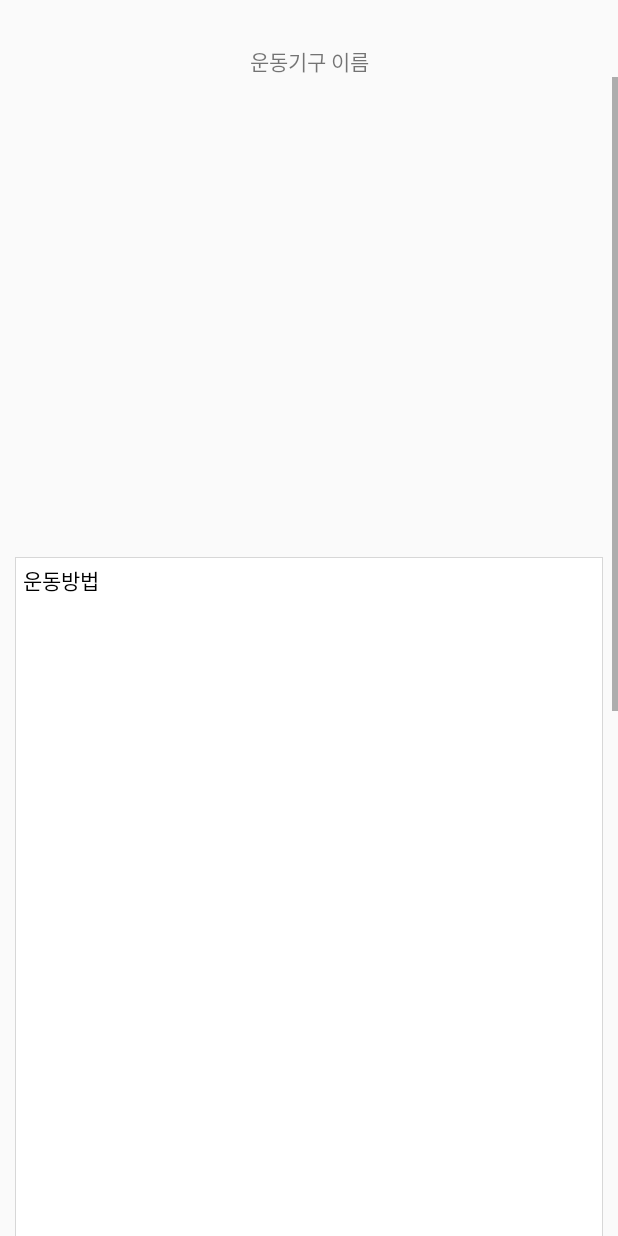
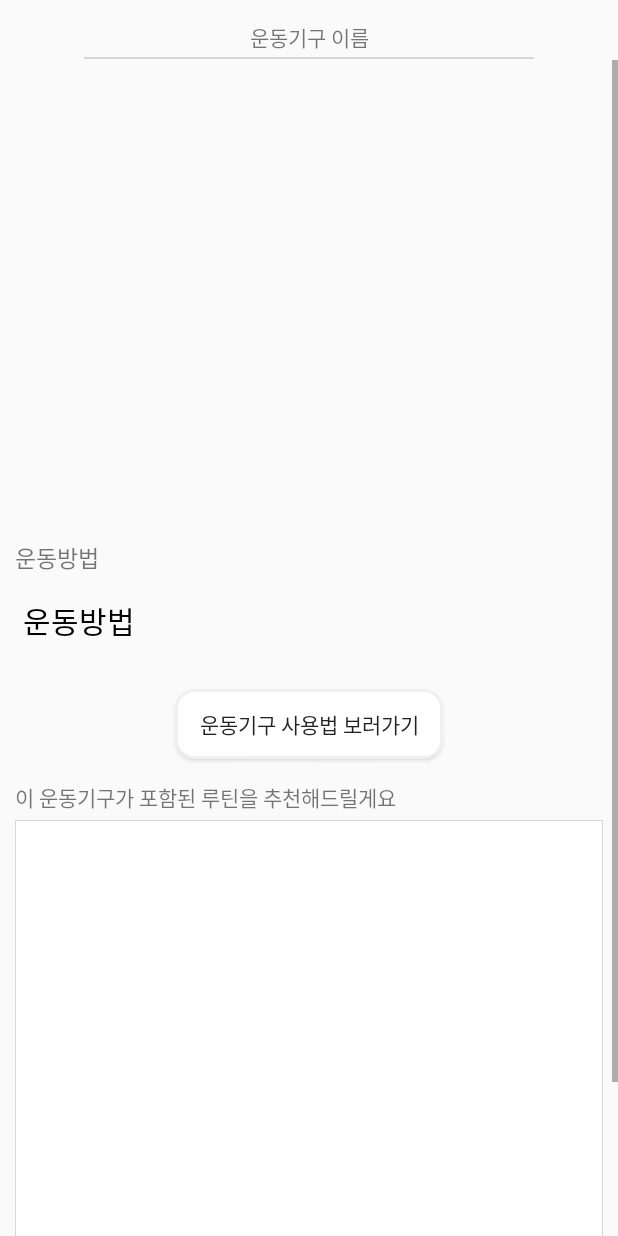
Before and after one commit to kangyekwon/Hey-you-can-work-out-too, an Android app: the SubActivity screen opened directly, with no data from a screen before it, on a phone screen of 412 x 824 dp. Run offline under Robolectric (Android 15) with nearby library versions, the light colour scheme and no system bars; 28 statements that could not run were skipped.

Commit message:
layout design 3rd

```diff
--- a/android/app/src/main/java/org/tensorflow/lite/examples/detection/SubActivity.java
+++ b/android/app/src/main/java/org/tensorflow/lite/examples/detection/SubActivity.java
@@ -17,6 +17,7 @@ import android.view.ViewGroup;
 import android.widget.Button;
 import android.widget.GridView;
 import android.widget.ListView;
+import android.widget.ScrollView;
 import android.widget.TextView;
 import android.widget.BaseAdapter;
 import android.widget.ImageView;
@@ -125,7 +126,19 @@ public class SubActivity extends Activity {
                 "\n\n주의점 : 팔꿈치가 어깨보다 더 높게 올라가지 않게 한다 ";
 
 
-        private String a8 = "\n기구 이름 : 레그프레스" +
+        private String a8 = "\n기구 이름 : 레그익스텐션 " +
+                "\n주운동 부위 :허벅지 앞 " +
+                "\n부운동부위 : 대퇴사두근 " +
+                "\n\n운동 방법 : " +
+                "\n1.등받이에 등을 대고 손잡이를 잡은 다음, 발목을 어깨너비보다 좁게 벌려서 롤패드에 고정시킨다" +
+                "\n2.다리를 들어올려 무릎을 펴서 허벅지 근육을 수축시킨다 " +
+                "\n3.천천히 저항을 느끼면서 다리를 내리며 긴장을 유지한다 " +
+                "\n*또한 두 다리의 근력 수준 차이를 극복하기 위해 한 발씩 실시해도 좋은 운동 " +
+                "\n\n효과 :허벅지 전면 근육을 발달시키는 운동이다. 여성의 경우, 적당한 무게로 횟수를 늘려 실시하면 탄력 있는 허벅지를 만드는 데 효과적이다" +
+                "\n\n주의점 :상체에 반동이 일어나지 않도록 천천히 실시";
+
+
+        private String a9 = "\n기구 이름 : 레그프레스" +
                 "\n주운동 부위 : 대퇴사두근 " +
                 "\n부운동부위 : 대둔근 , 슬굴곡근" +
                 "\n\n운동 방법 : " +
@@ -136,7 +149,7 @@ public class SubActivity extends Activity {
                 "\n\n효과 :대퇴사두근과 둔근을 강화시켜주는 대표적이고 필수적인 하체 운동이다. 초보자가 실시하기에 가장 적당한 하체 운동이며 스쿼트에 비해 허리에 가해지는 부하가 적어 비교적 무거운 무게로 운동을 할 수 있는 장점이 있다" +
                 "\n\n주의점 : 무릎을 완전히 펴지 말고 약간 구부려주는 것이 운동 효과에 좋다, 엉덩이와 허리가 항상 기구에 밀착해 있어야 한다.";
 
-        private String a9 = "\n기구 이름 : 레그컬머신" +
+        private String a10 = "\n기구 이름 : 레그컬머신" +
                 "\n주운동 부위 : 넙다리뒤근육(햄스트링)" +
                 "\n부운동부위 : 종아리근육" +
                 "\n\n운동 방법 : " +
@@ -147,7 +160,7 @@ public class SubActivity extends Activity {
                 "\n\n효과 : 대퇴후면의 슬굴곡근을 발달시키기 위한 운동이다. 스탠딩 레그 컬보다 많은 중량을 들 수 있는 것이 장점으로, 하체 근력이 약한 사람에게 필수적인 운동이다" +
                 "\n\n주의점 :엉덩이가 들리지 않게한다 , 반동을 주지 않는다 ";
 
-        private String a10 = "\n기구 이름 : 시티드딥스" +
+        private String a11 = "\n기구 이름 : 시티드딥스" +
                 "\n주운동 부위 : 가슴(대흉근) 하부" +
                 "\n부운동부위 : 상완삼두근과 전면 삼각근" +
                 "\n\n운동 방법 : " +
@@ -158,7 +171,7 @@ public class SubActivity extends Activity {
                 "\n\n주의점 : 상체를 앞으로 살짝 숙일때 허리, 가슴은 꼭 펴줘야한다, 어깨각도에 주의해야한다";
 
 
-        private String a11 = "\n기구 이름 : 숄더프레스머신" +
+        private String a12 = "\n기구 이름 : 숄더프레스머신" +
                 "\n주운동 부위 : 삼각근(어깨)" +
                 "\n부운동부위 : 상완삼두근 , 승모근 상부" +
                 "\n\n운동 방법 : " +
@@ -171,7 +184,7 @@ public class SubActivity extends Activity {
                 "\n\n주의점 :바가 지나치게 내려오게 되면 어깨에 부상을 유발할 수 있으므로 귀 높이까지만 동작한다"+
                 "\n*중력 방향에 대한 저항만이 근육에 가해지기 때문에 다양한 자극을 부여하기는 어려운 점이 있다";
 
-        private String a12 = "\n기구 이름 : 스미스머신(1번은 가슴, 2번은 하체운동)" +
+        private String a13 = "\n기구 이름 : 스미스머신(1번은 가슴, 2번은 하체운동)" +
                 "\n\n1번\n주운동 부위 : 흉근(가슴)" +
                 "\n\n운동 방법 : " +
                 "\n1.봉이 내려올때 가슴 위쪽에 닿게 셋팅한 후 벤치에 누워서 허리를 아치형으로 만들어준다" +
@@ -220,16 +233,18 @@ public class SubActivity extends Activity {
                 textviewHtmlDocument.setText(a6);
             } else if (name0.equals("레터럴레이즈머신")) {
                 textviewHtmlDocument.setText(a7);
+            } else if (name0.equals("레그익스텐션")) {
+                textviewHtmlDocument.setText(a8);
             } else if (name0.equals("레그프레스")) {
-                textviewHtmlDocument.setText(a8);
+                textviewHtmlDocument.setText(a9);
             } else if (name0.equals("레그컬머신")) {
-                textviewHtmlDocument.setText(a9);
+                textviewHtmlDocument.setText(a10);
             } else if (name0.equals("시티드딥스")) {
-                textviewHtmlDocument.setText(a10);
+                textviewHtmlDocument.setText(a11);
             } else if (name0.equals("숄더프레스머신")) {
-                textviewHtmlDocument.setText(a11);
+                textviewHtmlDocument.setText(a12);
             } else if (name0.equals("스미스머신")) {
-                textviewHtmlDocument.setText(a12);
+                textviewHtmlDocument.setText(a13);
             }
         }
     }
@@ -422,6 +437,8 @@ public class SubActivity extends Activity {
     /* 그리드뷰 어댑터 */
     class GridViewAdapter extends BaseAdapter {
         ImageView workout_view = (ImageView)findViewById(R.id.workout_view);
+        ScrollView sub_activity_page = (ScrollView)findViewById(R.id.sub_activity_page);
+        TextView workout_name = (TextView)findViewById(R.id.workout_name);
         ArrayList<Workout_Item> items = new ArrayList<Workout_Item>();
         private String a1 = "\n기구 이름 : 체스트프레스머신" +
                 "\n주운동 부위 : 가슴근육(대흉근)" +
@@ -501,8 +518,19 @@ public class SubActivity extends Activity {
                 "\n\n효과 : 래터럴 레이즈는 측면 삼각근을 단련하는 운동이다.  양손에 덤벨을 들고 실시하는 것이 보통이나 케이블, 머신 등으로 대체할 수도 있다" +
                 "\n\n주의점 : 팔꿈치가 어깨보다 더 높게 올라가지 않게 한다 ";
 
+        private String a8 = "\n기구 이름 : 레그익스텐션 " +
+                "\n주운동 부위 :허벅지 앞 " +
+                "\n부운동부위 : 대퇴사두근 " +
+                "\n\n운동 방법 : " +
+                "\n1.등받이에 등을 대고 손잡이를 잡은 다음, 발목을 어깨너비보다 좁게 벌려서 롤패드에 고정시킨다" +
+                "\n2.다리를 들어올려 무릎을 펴서 허벅지 근육을 수축시킨다 " +
+                "\n3.천천히 저항을 느끼면서 다리를 내리며 긴장을 유지한다 " +
+                "\n*또한 두 다리의 근력 수준 차이를 극복하기 위해 한 발씩 실시해도 좋은 운동 " +
+                "\n\n효과 :허벅지 전면 근육을 발달시키는 운동이다. 여성의 경우, 적당한 무게로 횟수를 늘려 실시하면 탄력 있는 허벅지를 만드는 데 효과적이다" +
+                "\n\n주의점 :상체에 반동이 일어나지 않도록 천천히 실시";
 
-        private String a8 = "\n기구 이름 : 레그프레스" +
+
+        private String a9 = "\n기구 이름 : 레그프레스" +
                 "\n주운동 부위 : 대퇴사두근 " +
                 "\n부운동부위 : 대둔근 , 슬굴곡근" +
                 "\n\n운동 방법 : " +
@@ -513,7 +541,7 @@ public class SubActivity extends Activity {
                 "\n\n효과 :대퇴사두근과 둔근을 강화시켜주는 대표적이고 필수적인 하체 운동이다. 초보자가 실시하기에 가장 적당한 하체 운동이며 스쿼트에 비해 허리에 가해지는 부하가 적어 비교적 무거운 무게로 운동을 할 수 있는 장점이 있다" +
                 "\n\n주의점 : 무릎을 완전히 펴지 말고 약간 구부려주는 것이 운동 효과에 좋다, 엉덩이와 허리가 항상 기구에 밀착해 있어야 한다.";
 
-        private String a9 = "\n기구 이름 : 레그컬머신" +
+        private String a10 = "\n기구 이름 : 레그컬머신" +
                 "\n주운동 부위 : 넙다리뒤근육(햄스트링)" +
                 "\n부운동부위 : 종아리근육" +
                 "\n\n운동 방법 : " +
@@ -524,7 +552,7 @@ public class SubActivity extends Activity {
                 "\n\n효과 : 대퇴후면의 슬굴곡근을 발달시키기 위한 운동이다. 스탠딩 레그 컬보다 많은 중량을 들 수 있는 것이 장점으로, 하체 근력이 약한 사람에게 필수적인 운동이다" +
                 "\n\n주의점 :엉덩이가 들리지 않게한다 , 반동을 주지 않는다 ";
 
-        private String a10 = "\n기구 이름 : 시티드딥스" +
+        private String a11 = "\n기구 이름 : 시티드딥스" +
                 "\n주운동 부위 : 가슴(대흉근) 하부" +
                 "\n부운동부위 : 상완삼두근과 전면 삼각근" +
                 "\n\n운동 방법 : " +
@@ -535,7 +563,7 @@ public class SubActivity extends Activity {
                 "\n\n주의점 : 상체를 앞으로 살짝 숙일때 허리, 가슴은 꼭 펴줘야한다, 어깨각도에 주의해야한다";
 
 
-        private String a11 = "\n기구 이름 : 숄더프레스머신" +
+        private String a12 = "\n기구 이름 : 숄더프레스머신" +
                 "\n주운동 부위 : 삼각근(어깨)" +
                 "\n부운동부위 : 상완삼두근 , 승모근 상부" +
                 "\n\n운동 방법 : " +
@@ -548,7 +576,7 @@ public class SubActivity extends Activity {
                 "\n\n주의점 :바가 지나치게 내려오게 되면 어깨에 부상을 유발할 수 있으므로 귀 높이까지만 동작한다"+
                 "\n*중력 방향에 대한 저항만이 근육에 가해지기 때문에 다양한 자극을 부여하기는 어려운 점이 있다";
 
-        private String a12 = "\n기구 이름 : 스미스머신(1번은 가슴, 2번은 하체운동)" +
+        private String a13 = "\n기구 이름 : 스미스머신(1번은 가슴, 2번은 하체운동)" +
                 "\n\n1번\n주운동 부위 : 흉근(가슴)" +
                 "\n\n운동 방법 : " +
                 "\n1.봉이 내려올때 가슴 위쪽에 닿게 셋팅한 후 벤치에 누워서 허리를 아치형으로 만들어준다" +
@@ -615,44 +643,88 @@ public class SubActivity extends Activity {
                 @Override
                 public void onClick(View view) {
                     if (workoutItem.getName().contains("체스트 프레스")) {
+                        sub_activity_page.fullScroll(ScrollView.FOCUS_UP);
                         textviewHtmlDocument.setText(a1);
                         workout_view.setImageResource(R.drawable.chest_press);
-                    } else if (workoutItem.getName().contains("랫 풀 다운")) {
+                        workout_name.setText("체스트 프레스 머신");
+                    }
+                    else if (workoutItem.getName().contains("랫 풀 다운")) {
+                        sub_activity_page.fullScroll(ScrollView.FOCUS_UP);
                         textviewHtmlDocument.setText(a2);
                         workout_view.setImageResource(R.drawable.lat_pulldown);
-                    } else if (workoutItem.getName().contains("시티드 로우")) {
+                        workout_name.setText("랫 풀 다운");
+                    }
+                    else if (workoutItem.getName().contains("시티드 로우")) {
+                        sub_activity_page.fullScroll(ScrollView.FOCUS_UP);
                         textviewHtmlDocument.setText(a3);
                         workout_view.setImageResource(R.drawable.seated_row);
-                    } else if (workoutItem.getName().contains("암 컬 머신")) {
+                        workout_name.setText("시티드 로우 머신");
+                    }
+                    else if (workoutItem.getName().contains("암 컬")) {
+                        sub_activity_page.fullScroll(ScrollView.FOCUS_UP);
                         textviewHtmlDocument.setText(a4);
                         workout_view.setImageResource(R.drawable.bicep_curl);
-                    } else if (workoutItem.getName().contains("체스트 플라이")) {
+                        workout_name.setText("암 컬 머신");
+                    }
+                    else if (workoutItem.getName().contains("체스트 플라이")) {
+                        sub_activity_page.fullScroll(ScrollView.FOCUS_UP);
                         textviewHtmlDocument.setText(a5);
                         workout_view.setImageResource(R.drawable.chest_fly);
+                        workout_name.setText("체스트 플라이 머신");
+
                     } else if (workoutItem.getName().contains("치닝")) {
+                        sub_activity_page.fullScroll(ScrollView.FOCUS_UP);
                         textviewHtmlDocument.setText(a6);
                         workout_view.setImageResource(R.drawable.chining_dipping);
+                        workout_name.setText("치닝 디핑");
+
+                    } else if (workoutItem.getName().contains("레그 익스텐션")) {
+                        sub_activity_page.fullScroll(ScrollView.FOCUS_UP);
+                        textviewHtmlDocument.setText(a7);
+                        workout_view.setImageResource(R.drawable.leg_extension);
+                        workout_name.setText("레그 익스텐션 머신");
+
                     } else if (workoutItem.getName().contains("레터럴 레이즈")) {
-                        textviewHtmlDocument.setText(a7);
+                        sub_activity_page.fullScroll(ScrollView.FOCUS_UP);
+                        textviewHtmlDocument.setText(a8);
                         workout_view.setImageResource(R.drawable.lateral_raise);
+                        workout_name.setText("레터럴 레이즈 머신");
+
                     } else if (workoutItem.getName().contains("레그 프레스")) {
-                        textviewHtmlDocument.setText(a8);
+                        sub_activity_page.fullScroll(ScrollView.FOCUS_UP);
+                        textviewHtmlDocument.setText(a9);
                         workout_view.setImageResource(R.drawable.leg_press);
+                        workout_name.setText("레그 프레스 머신");
+
                     } else if (workoutItem.getName().contains("레그 컬")) {
-                        textviewHtmlDocument.setText(a9);
+                        sub_activity_page.fullScroll(ScrollView.FOCUS_UP);
+                        textviewHtmlDocument.setText(a10);
                         workout_view.setImageResource(R.drawable.leg_curl);
+                        workout_name.setText("레그 컬 머신");
+
                     } else if (workoutItem.getName().contains("시티드 딥스")) {
-                        textviewHtmlDocument.setText(a10);
+                        sub_activity_page.fullScroll(ScrollView.FOCUS_UP);
+                        textviewHtmlDocument.setText(a11);
                         workout_view.setImageResource(R.drawable.seated_dip_machine);
+                        workout_name.setText("시티드 딥스 머신");
+
                     } else if (workoutItem.getName().contains("숄더 프레스")) {
-                        textviewHtmlDocument.setText(a11);
+                        sub_activity_page.fullScroll(ScrollView.FOCUS_UP);
+                        textviewHtmlDocument.setText(a12);
                         workout_view.setImageResource(R.drawable.shoulder_press);
+                        workout_name.setText("숄더 프레스 머신");
+
                     } else if (workoutItem.getName().contains("스쿼트")) {
-                        textviewHtmlDocument.setText(a12);
+                        sub_activity_page.fullScroll(ScrollView.FOCUS_UP);
+                        textviewHtmlDocument.setText(a13);
                         workout_view.setImageResource(R.drawable.smith_machine);
+                        workout_name.setText("스미스 머신");
+
                     } else if (workoutItem.getName().contains("벤치 프레스")) {
-                        textviewHtmlDocument.setText(a12);
+                        sub_activity_page.fullScroll(ScrollView.FOCUS_UP);
+                        textviewHtmlDocument.setText(a13);
                         workout_view.setImageResource(R.drawable.smith_machine);
+                        workout_name.setText("스미스 머신");
                     }
                 }
             });
--- /dev/null
+++ b/android/app/src/main/res/drawable/border_workout_name.xml
@@ -0,0 +1,16 @@
+<?xml version="1.0" encoding="utf-8"?>
+<layer-list xmlns:android="http://schemas.android.com/apk/res/android">
+
+
+    <item android:top="-2dp"
+        android:bottom="1dp"
+        android:left="-2dp"
+        android:right="-2dp">
+        <shape android:padding="10dp"
+            android:shape="rectangle">
+            <stroke android:width="1dp"
+                android:color="#d7d7d7"/>
+        </shape>
+    </item>
+
+</layer-list>
--- a/android/app/src/main/res/layout/activity_sub.xml
+++ b/android/app/src/main/res/layout/activity_sub.xml
@@ -8,11 +8,14 @@
 
     <TextView
         android:id="@+id/workout_name"
-        android:layout_width="match_parent"
-        android:layout_height="wrap_content"
-        android:text="운동기구 이름"
+        android:layout_width="300dp"
+        android:layout_height="30dp"
+        android:layout_gravity="center_horizontal|center_vertical"
+        android:layout_marginTop="10dp"
+        android:layout_marginBottom="0dp"
         android:gravity="center_horizontal|center_vertical"
-        android:layout_marginTop="30dp"/>
+        android:background="@drawable/border_workout_name"
+        android:text="운동기구 이름" />
 
     <ScrollView
         android:id="@+id/sub_activity_page"
@@ -34,10 +37,18 @@
                 android:layout_marginEnd="10dp"/>
 
             <TextView
+                android:layout_width="80dp"
+                android:layout_height="wrap_content"
+                android:text="운동방법"
+                android:layout_marginStart="10dp"
+                android:layout_marginTop="10dp"
+                android:gravity="center_vertical"
+                android:textSize="15sp"/>
+
+            <TextView
                 android:id="@+id/textView"
                 android:layout_width="match_parent"
-                android:layout_height="600dp"
-                android:background="@drawable/border_routine"
+                android:layout_height="wrap_content"
                 android:fontFamily="@font/healthset_gothic_light"
                 android:layout_marginTop="10dp"
                 android:layout_marginStart="10dp"
@@ -46,9 +57,10 @@
                 android:paddingTop="5dp"
                 android:paddingEnd="5dp"
                 android:paddingStart="5dp"
-                android:paddingBottom="5dp"
+                android:paddingBottom="20dp"
                 android:text="운동방법"
-                android:textColor="#000000"/>
+                android:textColor="#000000"
+                android:textSize="20sp"/>
 
             <Button
                 android:id="@+id/btn3"
@@ -67,8 +79,7 @@
                 android:layout_height="30dp"
                 android:layout_marginStart="10dp"
                 android:gravity="center_vertical"
-                android:text="이 운동기구가 포함된 루틴을 추천해드릴게요"
-                app:layout_constraintBottom_toTopOf="@+id/gridview"/>
+                android:text="이 운동기구가 포함된 루틴을 추천해드릴게요"/>
 
             <GridView
                 android:id="@+id/gridview"
```
